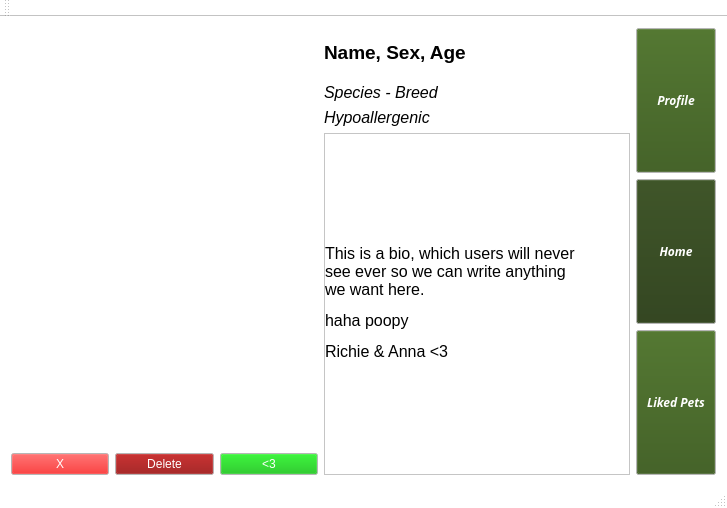
Above: pet_tinder/gui/petfinder.ui from CS-205-S21/team_1_4 before the change. Below: the same form after it.
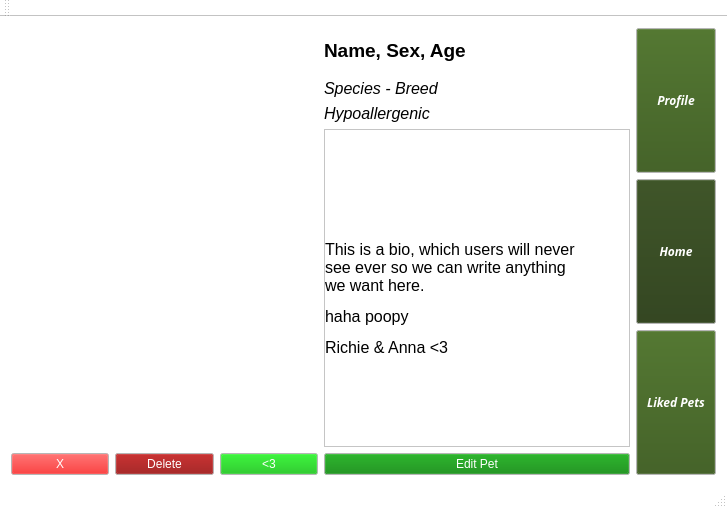
That is the form after the change.

Patch:
```diff
--- a/pet_tinder/gui/petfinder.ui
+++ b/pet_tinder/gui/petfinder.ui
@@ -518,7 +518,7 @@
        </layout>
       </item>
       <item>
-       <layout class="QVBoxLayout" name="infoLayout" stretch="1,0,0,7">
+       <layout class="QVBoxLayout" name="infoLayout" stretch="1,0,0,7,0">
         <item>
          <widget class="QLabel" name="nameSexAge">
           <property name="font">
@@ -570,7 +570,7 @@
              <x>0</x>
              <y>0</y>
              <width>301</width>
-             <height>323</height>
+             <height>297</height>
             </rect>
            </property>
            <widget class="QLabel" name="animalCustomBio">
@@ -606,6 +606,13 @@
           </widget>
          </widget>
         </item>
+        <item>
+         <widget class="QPushButton" name="editPetButton">
+          <property name="text">
+           <string>Edit Pet</string>
+          </property>
+         </widget>
+        </item>
        </layout>
       </item>
       <item>
```
